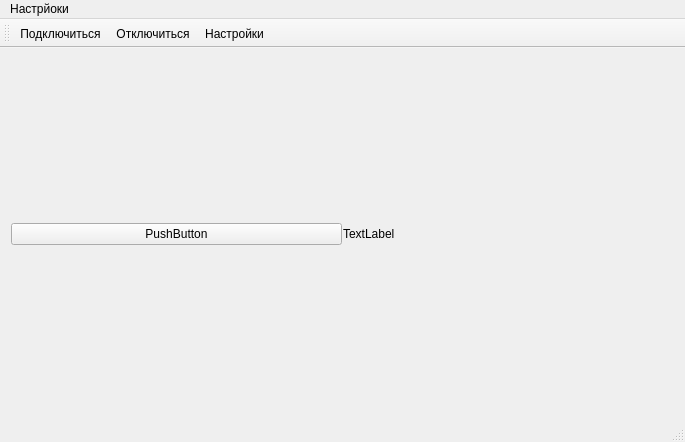
Old version of the form mainwindow.ui in the repository cotara/STMviewer.
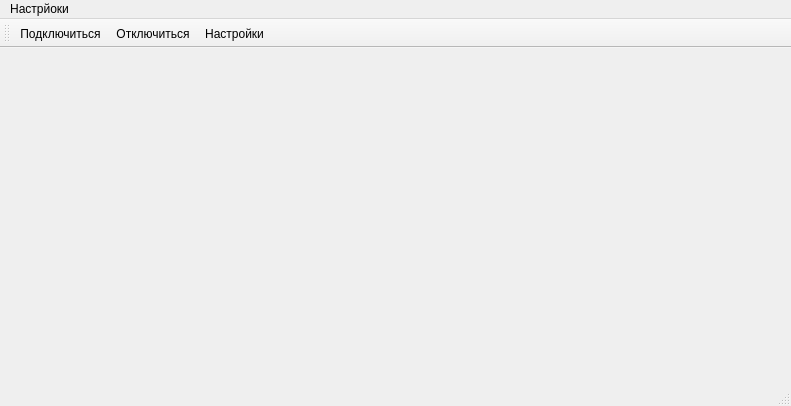
New version of the form. Icons and pictures are not drawn.

Commit message: Переработан интерфейс. Добавлены: - кнопка единичного шота - чекбокс автошота -чек бокс автосейва добавлен автосейв в файл. Пока кракозябры пишет добавлены функции автозапроса по таймеру и одноразового запроса. получает 100 точек стабильно сохраняет шоты в лист можно просматривать шоты отдельно

Diff of the .ui file:
```diff
--- a/mainwindow.ui
+++ b/mainwindow.ui
@@ -6,51 +6,39 @@
    <rect>
     <x>0</x>
     <y>0</y>
-    <width>685</width>
-    <height>442</height>
+    <width>791</width>
+    <height>406</height>
    </rect>
   </property>
+  <property name="sizePolicy">
+   <sizepolicy hsizetype="Preferred" vsizetype="Preferred">
+    <horstretch>0</horstretch>
+    <verstretch>0</verstretch>
+   </sizepolicy>
+  </property>
+  <property name="minimumSize">
+   <size>
+    <width>0</width>
+    <height>0</height>
+   </size>
+  </property>
+  <property name="maximumSize">
+   <size>
+    <width>16777215</width>
+    <height>16777215</height>
+   </size>
+  </property>
   <property name="windowTitle">
    <string>MainWindow</string>
   </property>
-  <widget class="QWidget" name="centralWidget">
-   <layout class="QVBoxLayout" name="verticalLayout">
-    <item>
-     <layout class="QHBoxLayout" name="horizontalLayout">
-      <property name="spacing">
-       <number>1</number>
-      </property>
-      <property name="sizeConstraint">
-       <enum>QLayout::SetMinimumSize</enum>
-      </property>
-      <item>
-       <widget class="QPushButton" name="pushButton">
-        <property name="text">
-         <string>PushButton</string>
-        </property>
-       </widget>
-      </item>
-      <item>
-       <widget class="QLabel" name="label">
-        <property name="text">
-         <string>TextLabel</string>
-        </property>
-       </widget>
-      </item>
-     </layout>
-    </item>
-    <item>
-     <layout class="QVBoxLayout" name="verticalLayout_7"/>
-    </item>
-   </layout>
-  </widget>
+  <widget class="QWidget" name="centralWidget"/>
   <widget class="QMenuBar" name="menuBar">
    <property name="geometry">
     <rect>
      <x>0</x>
      <y>0</y>
-     <width>685</width>
-     <height>20</height>
+     <width>791</width>
+     <height>21</height>
     </rect>
    </property>
    <widget class="QMenu" name="menu">
```
The commit also changes 5 other files.
